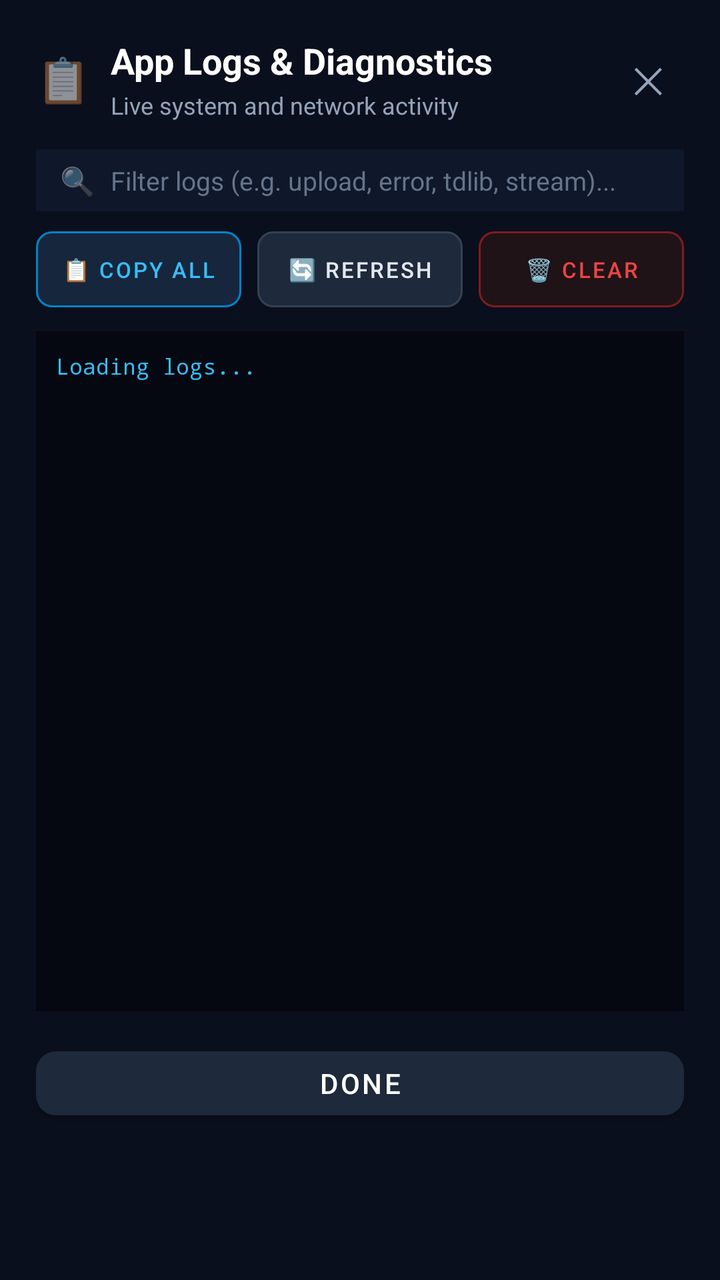
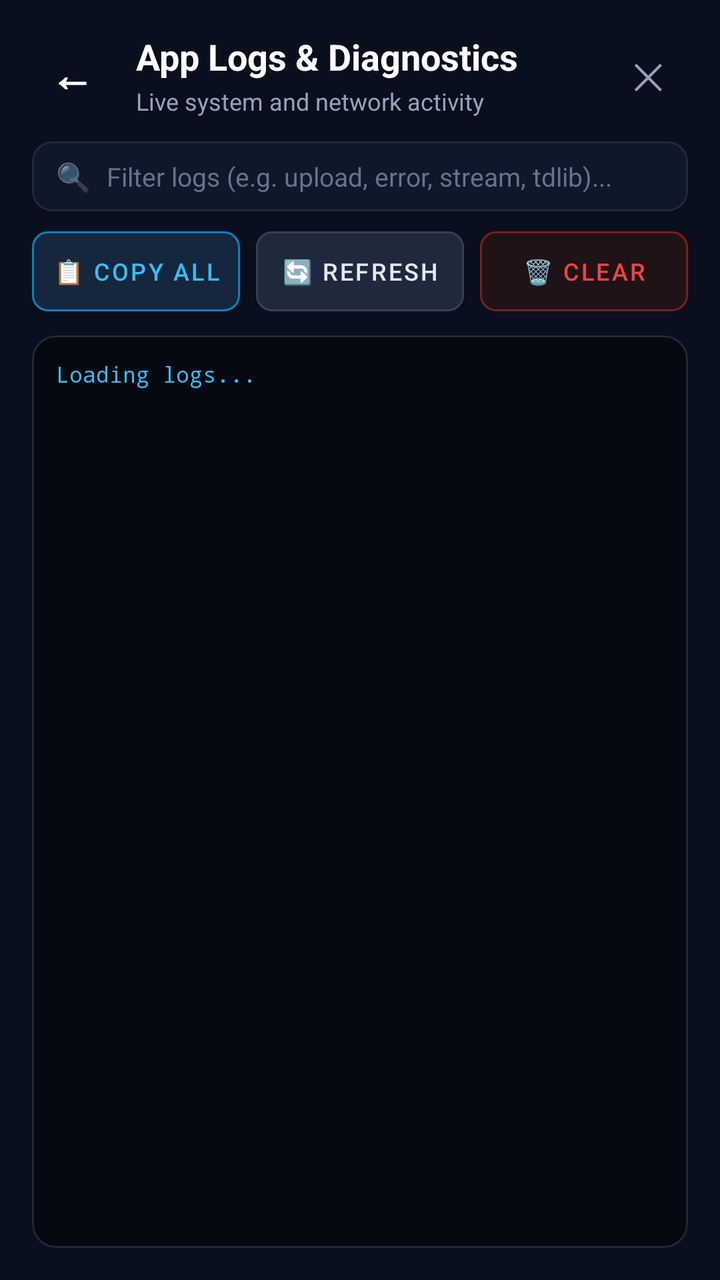

Screens rendered from an Android XML layout before and after an edit, with the pre-edit source and the edit as a unified diff.
<!-- AndroidManifest.xml: application theme Theme.CloudVault -->
<!-- res/layout/dialog_app_logs.xml -->
<?xml version="1.0" encoding="utf-8"?>
<LinearLayout xmlns:android="http://schemas.android.com/apk/res/android"
    xmlns:app="http://schemas.android.com/apk/res-auto"
    android:layout_width="match_parent"
    android:layout_height="wrap_content"
    android:orientation="vertical"
    android:background="#0A0F1D"
    android:padding="18dp">

    
    <LinearLayout
        android:layout_width="match_parent"
        android:layout_height="wrap_content"
        android:orientation="horizontal"
        android:gravity="center_vertical">

        <TextView
            android:layout_width="wrap_content"
            android:layout_height="wrap_content"
            android:text="📋"
            android:textSize="22sp" />

        <LinearLayout
            android:layout_width="0dp"
            android:layout_height="wrap_content"
            android:layout_weight="1"
            android:layout_marginStart="10dp"
            android:orientation="vertical">

            <TextView
                android:layout_width="wrap_content"
                android:layout_height="wrap_content"
                android:text="App Logs &amp; Diagnostics"
                android:textColor="#FFFFFF"
                android:textSize="18sp"
                android:textStyle="bold" />

            <TextView
                android:id="@+id/tvLogsCount"
                android:layout_width="wrap_content"
                android:layout_height="wrap_content"
                android:layout_marginTop="2dp"
                android:text="Live system and network activity"
                android:textColor="#94A3B8"
                android:textSize="12sp" />
        </LinearLayout>

        <TextView
            android:id="@+id/btnCloseLogs"
            android:layout_width="36dp"
            android:layout_height="36dp"
            android:gravity="center"
            android:text="✕"
            android:textColor="#94A3B8"
            android:textSize="18sp"
            android:background="?attr/selectableItemBackgroundBorderless" />
    </LinearLayout>

    
    <LinearLayout
        android:layout_width="match_parent"
        android:layout_height="wrap_content"
        android:layout_marginTop="14dp"
        android:orientation="horizontal"
        android:gravity="center_vertical"
        android:background="#0F172A"
        android:paddingStart="12dp"
        android:paddingEnd="12dp"
        android:paddingTop="6dp"
        android:paddingBottom="6dp">

        <TextView
            android:layout_width="wrap_content"
            android:layout_height="wrap_content"
            android:text="🔍"
            android:textSize="14sp" />

        <EditText
            android:id="@+id/etLogSearch"
            android:layout_width="0dp"
            android:layout_height="wrap_content"
            android:layout_weight="1"
            android:layout_marginStart="8dp"
            android:background="@null"
            android:hint="Filter logs (e.g. upload, error, tdlib, stream)..."
            android:textColor="#FFFFFF"
            android:textColorHint="#64748B"
            android:textSize="13sp"
            android:inputType="text"
            android:maxLines="1" />

        <TextView
            android:id="@+id/btnClearFilter"
            android:layout_width="24dp"
            android:layout_height="24dp"
            android:gravity="center"
            android:text="✕"
            android:textColor="#64748B"
            android:textSize="12sp"
            android:visibility="gone" />
    </LinearLayout>

    
    <LinearLayout
        android:layout_width="match_parent"
        android:layout_height="wrap_content"
        android:layout_marginTop="10dp"
        android:orientation="horizontal"
        android:gravity="center_vertical">

        <com.google.android.material.button.MaterialButton
            android:id="@+id/btnCopyLogs"
            android:layout_width="0dp"
            android:layout_height="38dp"
            android:layout_weight="1"
            android:layout_marginEnd="4dp"
            android:text="📋 Copy All"
            android:textColor="#38BDF8"
            android:textSize="11sp"
            app:backgroundTint="#16263D"
            app:strokeColor="#0284C7"
            app:strokeWidth="1dp"
            app:cornerRadius="8dp"
            android:padding="0dp"
            android:insetTop="0dp"
            android:insetBottom="0dp" />

        <com.google.android.material.button.MaterialButton
            android:id="@+id/btnRefreshLogs"
            android:layout_width="0dp"
            android:layout_height="38dp"
            android:layout_weight="1"
            android:layout_marginStart="4dp"
            android:layout_marginEnd="4dp"
            android:text="🔄 Refresh"
            android:textColor="#E2E8F0"
            android:textSize="11sp"
            app:backgroundTint="#1E293B"
            app:strokeColor="#334155"
            app:strokeWidth="1dp"
            app:cornerRadius="8dp"
            android:padding="0dp"
            android:insetTop="0dp"
            android:insetBottom="0dp" />

        <com.google.android.material.button.MaterialButton
            android:id="@+id/btnClearLogs"
            android:layout_width="0dp"
            android:layout_height="38dp"
            android:layout_weight="1"
            android:layout_marginStart="4dp"
            android:text="🗑️ Clear"
            android:textColor="#EF4444"
            android:textSize="11sp"
            app:backgroundTint="#1F1318"
            app:strokeColor="#7F1D1D"
            app:strokeWidth="1dp"
            app:cornerRadius="8dp"
            android:padding="0dp"
            android:insetTop="0dp"
            android:insetBottom="0dp" />
    </LinearLayout>

    
    <FrameLayout
        android:layout_width="match_parent"
        android:layout_height="340dp"
        android:layout_marginTop="12dp"
        android:background="#050811"
        android:padding="10dp">

        <ScrollView
            android:id="@+id/scrollLogs"
            android:layout_width="match_parent"
            android:layout_height="match_parent"
            android:scrollbars="vertical"
            android:fadeScrollbars="false">

            <TextView
                android:id="@+id/tvLogsContent"
                android:layout_width="match_parent"
                android:layout_height="wrap_content"
                android:fontFamily="monospace"
                android:text="Loading logs..."
                android:textColor="#38BDF8"
                android:textSize="11sp"
                android:lineSpacingExtra="3dp"
                android:textIsSelectable="true" />
        </ScrollView>

        <TextView
            android:id="@+id/tvEmptyLogs"
            android:layout_width="wrap_content"
            android:layout_height="wrap_content"
            android:layout_gravity="center"
            android:gravity="center"
            android:text="No diagnostic logs recorded yet."
            android:textColor="#64748B"
            android:textSize="13sp"
            android:visibility="gone" />
    </FrameLayout>

    
    <com.google.android.material.button.MaterialButton
        android:id="@+id/btnDismissLogs"
        android:layout_width="match_parent"
        android:layout_height="44dp"
        android:layout_marginTop="14dp"
        android:text="Done"
        android:textColor="#FFFFFF"
        android:textSize="14sp"
        app:backgroundTint="#1E293B"
        app:cornerRadius="10dp" />

</LinearLayout>
<!-- resources referenced by this layout -->
<resources>
  <style name="Theme.CloudVault" parent="Theme.MaterialComponents.DayNight.NoActionBar">
          <item name="colorPrimary">@color/accent_blue</item>
          <item name="colorSecondary">@color/accent_cyan</item>
          <item name="android:statusBarColor">@color/bg_dark</item>
          <item name="android:windowBackground">@color/bg_dark</item>
      </style>
  <color name="accent_blue">#1976D2</color>
  <color name="accent_cyan">#00B4D8</color>
  <color name="bg_dark">#080E18</color>
</resources>

<!-- the commit's change to res/layout/dialog_app_logs.xml (unified diff, before → after) -->
@@ -2,29 +2,37 @@
 <LinearLayout xmlns:android="http://schemas.android.com/apk/res/android"
     xmlns:app="http://schemas.android.com/apk/res-auto"
     android:layout_width="match_parent"
-    android:layout_height="wrap_content"
-    android:orientation="vertical"
+    android:layout_height="match_parent"
     android:background="#0A0F1D"
-    android:padding="18dp">
+    android:orientation="vertical">
 
     
     <LinearLayout
         android:layout_width="match_parent"
         android:layout_height="wrap_content"
         android:orientation="horizontal"
-        android:gravity="center_vertical">
+        android:gravity="center_vertical"
+        android:paddingStart="16dp"
+        android:paddingEnd="16dp"
+        android:paddingTop="16dp"
+        android:paddingBottom="12dp">
 
         <TextView
-            android:layout_width="wrap_content"
-            android:layout_height="wrap_content"
-            android:text="📋"
-            android:textSize="22sp" />
+            android:id="@+id/btnLogsBack"
+            android:layout_width="40dp"
+            android:layout_height="40dp"
+            android:gravity="center"
+            android:text="←"
+            android:textColor="#FFFFFF"
+            android:textSize="22sp"
+            android:textStyle="bold"
+            android:background="?attr/selectableItemBackgroundBorderless" />
 
         <LinearLayout
             android:layout_width="0dp"
             android:layout_height="wrap_content"
             android:layout_weight="1"
-            android:layout_marginStart="10dp"
+            android:layout_marginStart="12dp"
             android:orientation="vertical">
 
             <TextView
@@ -46,9 +54,9 @@
         </LinearLayout>
 
         <TextView
-            android:id="@+id/btnCloseLogs"
-            android:layout_width="36dp"
-            android:layout_height="36dp"
+            android:id="@+id/btnLogsClose"
+            android:layout_width="40dp"
+            android:layout_height="40dp"
             android:gravity="center"
             android:text="✕"
             android:textColor="#94A3B8"
@@ -59,157 +67,173 @@
     
     <LinearLayout
         android:layout_width="match_parent"
-        android:layout_height="wrap_content"
-        android:layout_marginTop="14dp"
-        android:orientation="horizontal"
-        android:gravity="center_vertical"
-        android:background="#0F172A"
-        android:paddingStart="12dp"
-        android:paddingEnd="12dp"
-        android:paddingTop="6dp"
-        android:paddingBottom="6dp">
-
-        <TextView
-            android:layout_width="wrap_content"
+        android:layout_height="match_parent"
+        android:orientation="vertical"
+        android:paddingStart="16dp"
+        android:paddingEnd="16dp"
+        android:paddingBottom="16dp">
+
+        
+        <com.google.android.material.card.MaterialCardView
+            android:layout_width="match_parent"
             android:layout_height="wrap_content"
-            android:text="🔍"
-            android:textSize="14sp" />
-
-        <EditText
-            android:id="@+id/etLogSearch"
-            android:layout_width="0dp"
-            android:layout_height="wrap_content"
-            android:layout_weight="1"
-            android:layout_marginStart="8dp"
-            android:background="@null"
-            android:hint="Filter logs (e.g. upload, error, tdlib, stream)..."
-            android:textColor="#FFFFFF"
-            android:textColorHint="#64748B"
-            android:textSize="13sp"
-            android:inputType="text"
-            android:maxLines="1" />
-
-        <TextView
-            android:id="@+id/btnClearFilter"
-            android:layout_width="24dp"
-            android:layout_height="24dp"
-            android:gravity="center"
-            android:text="✕"
-            android:textColor="#64748B"
-            android:textSize="12sp"
-            android:visibility="gone" />
-    </LinearLayout>
-
-    
-    <LinearLayout
-        android:layout_width="match_parent"
-        android:layout_height="wrap_content"
-        android:layout_marginTop="10dp"
-        android:orientation="horizontal"
-        android:gravity="center_vertical">
-
-        <com.google.android.material.button.MaterialButton
-            android:id="@+id/btnCopyLogs"
-            android:layout_width="0dp"
-            android:layout_height="38dp"
-            android:layout_weight="1"
-            android:layout_marginEnd="4dp"
-            android:text="📋 Copy All"
-            android:textColor="#38BDF8"
-            android:textSize="11sp"
-            app:backgroundTint="#16263D"
-            app:strokeColor="#0284C7"
-            app:strokeWidth="1dp"
-            app:cornerRadius="8dp"
-            android:padding="0dp"
-            android:insetTop="0dp"
-            android:insetBottom="0dp" />
-
-        <com.google.android.material.button.MaterialButton
-            android:id="@+id/btnRefreshLogs"
-            android:layout_width="0dp"
-            android:layout_height="38dp"
-            android:layout_weight="1"
-            android:layout_marginStart="4dp"
-            android:layout_marginEnd="4dp"
-            android:text="🔄 Refresh"
-            android:textColor="#E2E8F0"
-            android:textSize="11sp"
-            app:backgroundTint="#1E293B"
-            app:strokeColor="#334155"
-            app:strokeWidth="1dp"
-            app:cornerRadius="8dp"
-            android:padding="0dp"
-            android:insetTop="0dp"
-            android:insetBottom="0dp" />
-
-        <com.google.android.material.button.MaterialButton
-            android:id="@+id/btnClearLogs"
-            android:layout_width="0dp"
-            android:layout_height="38dp"
-            android:layout_weight="1"
-            android:layout_marginStart="4dp"
-            android:text="🗑️ Clear"
-            android:textColor="#EF4444"
-            android:textSize="11sp"
-            app:backgroundTint="#1F1318"
-            app:strokeColor="#7F1D1D"
-            app:strokeWidth="1dp"
-            app:cornerRadius="8dp"
-            android:padding="0dp"
-            android:insetTop="0dp"
-            android:insetBottom="0dp" />
-    </LinearLayout>
-
-    
-    <FrameLayout
-        android:layout_width="match_parent"
-        android:layout_height="340dp"
-        android:layout_marginTop="12dp"
-        android:background="#050811"
-        android:padding="10dp">
-
-        <ScrollView
-            android:id="@+id/scrollLogs"
-            android:layout_width="match_parent"
-            android:layout_height="match_parent"
-            android:scrollbars="vertical"
-            android:fadeScrollbars="false">
-
-            <TextView
-                android:id="@+id/tvLogsContent"
+            app:cardCornerRadius="10dp"
+            app:cardElevation="0dp"
+            app:cardBackgroundColor="#0F172A"
+            app:strokeColor="#1E293B"
+            app:strokeWidth="1dp">
+
+            <LinearLayout
                 android:layout_width="match_parent"
                 android:layout_height="wrap_content"
-                android:fontFamily="monospace"
-                android:text="Loading logs..."
+                android:orientation="horizontal"
+                android:gravity="center_vertical"
+                android:paddingStart="12dp"
+                android:paddingEnd="12dp"
+                android:paddingTop="8dp"
+                android:paddingBottom="8dp">
+
+                <TextView
+                    android:layout_width="wrap_content"
+                    android:layout_height="wrap_content"
+                    android:text="🔍"
+                    android:textSize="14sp" />
+
+                <EditText
+                    android:id="@+id/etLogSearch"
+                    android:layout_width="0dp"
+                    android:layout_height="wrap_content"
+                    android:layout_weight="1"
+                    android:layout_marginStart="8dp"
+                    android:background="@null"
+                    android:hint="Filter logs (e.g. upload, error, stream, tdlib)..."
+                    android:textColor="#FFFFFF"
+                    android:textColorHint="#64748B"
+                    android:textSize="13sp"
+                    android:inputType="text"
+                    android:maxLines="1" />
+
+                <TextView
+                    android:id="@+id/btnClearFilter"
+                    android:layout_width="28dp"
+                    android:layout_height="28dp"
+                    android:gravity="center"
+                    android:text="✕"
+                    android:textColor="#64748B"
+                    android:textSize="13sp"
+                    android:visibility="gone" />
+            </LinearLayout>
+        </com.google.android.material.card.MaterialCardView>
+
+        
+        <LinearLayout
+            android:layout_width="match_parent"
+            android:layout_height="wrap_content"
+            android:layout_marginTop="10dp"
+            android:orientation="horizontal"
+            android:gravity="center_vertical">
+
+            <com.google.android.material.button.MaterialButton
+                android:id="@+id/btnCopyLogs"
+                android:layout_width="0dp"
+                android:layout_height="40dp"
+                android:layout_weight="1"
+                android:layout_marginEnd="4dp"
+                android:text="📋 Copy All"
                 android:textColor="#38BDF8"
-                android:textSize="11sp"
-                android:lineSpacingExtra="3dp"
-                android:textIsSelectable="true" />
-        </ScrollView>
-
-        <TextView
-            android:id="@+id/tvEmptyLogs"
-            android:layout_width="wrap_content"
-            android:layout_height="wrap_content"
-            android:layout_gravity="center"
-            android:gravity="center"
-            android:text="No diagnostic logs recorded yet."
-            android:textColor="#64748B"
-            android:textSize="13sp"
-            android:visibility="gone" />
-    </FrameLayout>
-
-    
-    <com.google.android.material.button.MaterialButton
-        android:id="@+id/btnDismissLogs"
-        android:layout_width="match_parent"
-        android:layout_height="44dp"
-        android:layout_marginTop="14dp"
-        android:text="Done"
-        android:textColor="#FFFFFF"
-        android:textSize="14sp"
-        app:backgroundTint="#1E293B"
-        app:cornerRadius="10dp" />
+                android:textSize="12sp"
+                app:backgroundTint="#16263D"
+                app:strokeColor="#0284C7"
+                app:strokeWidth="1dp"
+                app:cornerRadius="8dp"
+                android:padding="0dp"
+                android:insetTop="0dp"
+                android:insetBottom="0dp" />
+
+            <com.google.android.material.button.MaterialButton
+                android:id="@+id/btnRefreshLogs"
+                android:layout_width="0dp"
+                android:layout_height="40dp"
+                android:layout_weight="1"
+                android:layout_marginStart="4dp"
+                android:layout_marginEnd="4dp"
+                android:text="🔄 Refresh"
+                android:textColor="#E2E8F0"
+                android:textSize="12sp"
+                app:backgroundTint="#1E293B"
+                app:strokeColor="#334155"
+                app:strokeWidth="1dp"
+                app:cornerRadius="8dp"
+                android:padding="0dp"
+                android:insetTop="0dp"
+                android:insetBottom="0dp" />
+
+            <com.google.android.material.button.MaterialButton
+                android:id="@+id/btnClearLogs"
+                android:layout_width="0dp"
+                android:layout_height="40dp"
+                android:layout_weight="1"
+                android:layout_marginStart="4dp"
+                android:text="🗑️ Clear"
+                android:textColor="#EF4444"
+                android:textSize="12sp"
+                app:backgroundTint="#1F1318"
+                app:strokeColor="#7F1D1D"
+                app:strokeWidth="1dp"
+                app:cornerRadius="8dp"
+                android:padding="0dp"
+                android:insetTop="0dp"
+                android:insetBottom="0dp" />
+        </LinearLayout>
+
+        
+        <com.google.android.material.card.MaterialCardView
+            android:layout_width="match_parent"
+            android:layout_height="0dp"
+            android:layout_weight="1"
+            android:layout_marginTop="12dp"
+            app:cardCornerRadius="12dp"
+            app:cardElevation="0dp"
+            app:cardBackgroundColor="#050811"
+            app:strokeColor="#1E293B"
+            app:strokeWidth="1dp">
+
+            <FrameLayout
+                android:layout_width="match_parent"
+                android:layout_height="match_parent"
+                android:padding="12dp">
+
+                <ScrollView
+                    android:id="@+id/scrollLogs"
+                    android:layout_width="match_parent"
+                    android:layout_height="match_parent"
+                    android:scrollbars="vertical"
+                    android:fadeScrollbars="false">
+
+                    <TextView
+                        android:id="@+id/tvLogsContent"
+                        android:layout_width="match_parent"
+                        android:layout_height="wrap_content"
+                        android:fontFamily="monospace"
+                        android:text="Loading logs..."
+                        android:textColor="#38BDF8"
+                        android:textSize="11sp"
+                        android:lineSpacingExtra="3dp" />
+                </ScrollView>
+
+                <TextView
+                    android:id="@+id/tvEmptyLogs"
+                    android:layout_width="wrap_content"
+                    android:layout_height="wrap_content"
+                    android:layout_gravity="center"
+                    android:gravity="center"
+                    android:text="No diagnostic logs recorded yet."
+                    android:textColor="#64748B"
+                    android:textSize="14sp"
+                    android:visibility="gone" />
+            </FrameLayout>
+        </com.google.android.material.card.MaterialCardView>
+
+    </LinearLayout>
 
 </LinearLayout>
